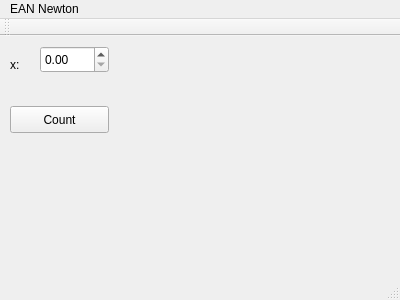
The window that mainwindow.ui (kaadash/Newton-method) describes before a commit, drawn with Qt 5.
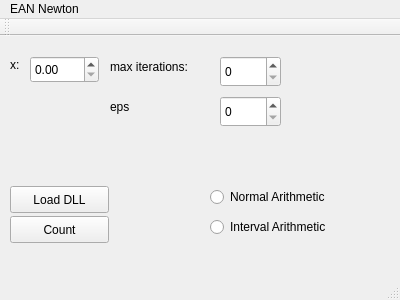
The same window after the commit.

Commit message: added interval function

What changed in the file:
```diff
--- a/mainwindow.ui
+++ b/mainwindow.ui
@@ -30,8 +30,8 @@
    <widget class="QDoubleSpinBox" name="doubleSpinBox">
     <property name="geometry">
      <rect>
-      <x>40</x>
-      <y>10</y>
+      <x>30</x>
+      <y>20</y>
       <width>69</width>
       <height>27</height>
      </rect>
@@ -41,7 +41,7 @@
     <property name="geometry">
      <rect>
       <x>10</x>
-      <y>70</y>
+      <y>180</y>
       <width>99</width>
       <height>27</height>
      </rect>
@@ -50,6 +50,91 @@
      <string>Count</string>
     </property>
    </widget>
+   <widget class="QPushButton" name="loadDLLBtn">
+    <property name="geometry">
+     <rect>
+      <x>10</x>
+      <y>150</y>
+      <width>99</width>
+      <height>27</height>
+     </rect>
+    </property>
+    <property name="text">
+     <string>Load DLL</string>
+    </property>
+   </widget>
+   <widget class="QSpinBox" name="spinBox">
+    <property name="geometry">
+     <rect>
+      <x>220</x>
+      <y>20</y>
+      <width>61</width>
+      <height>31</height>
+     </rect>
+    </property>
+   </widget>
+   <widget class="QSpinBox" name="spinBox_2">
+    <property name="geometry">
+     <rect>
+      <x>220</x>
+      <y>60</y>
+      <width>61</width>
+      <height>31</height>
+     </rect>
+    </property>
+   </widget>
+   <widget class="QLabel" name="label_2">
+    <property name="geometry">
+     <rect>
+      <x>110</x>
+      <y>20</y>
+      <width>101</width>
+      <height>21</height>
+     </rect>
+    </property>
+    <property name="text">
+     <string>max iterations:</string>
+    </property>
+   </widget>
+   <widget class="QLabel" name="label_3">
+    <property name="geometry">
+     <rect>
+      <x>110</x>
+      <y>60</y>
+      <width>101</width>
+      <height>21</height>
+     </rect>
+    </property>
+    <property name="text">
+     <string>eps</string>
+    </property>
+   </widget>
+   <widget class="QRadioButton" name="radioButton">
+    <property name="geometry">
+     <rect>
+      <x>210</x>
+      <y>150</y>
+      <width>161</width>
+      <height>22</height>
+     </rect>
+    </property>
+    <property name="text">
+     <string>Normal Arithmetic</string>
+    </property>
+   </widget>
+   <widget class="QRadioButton" name="radioButton_2">
+    <property name="geometry">
+     <rect>
+      <x>210</x>
+      <y>180</y>
+      <width>161</width>
+      <height>22</height>
+     </rect>
+    </property>
+    <property name="text">
+     <string>Interval Arithmetic</string>
+    </property>
+   </widget>
   </widget>
   <widget class="QMenuBar" name="menuBar">
    <property name="geometry">
```
The commit also changes 6 other files.
